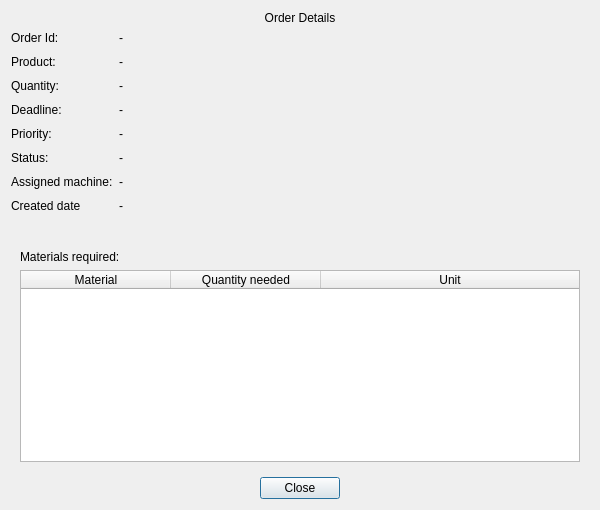
Before: the Qt Designer form ui/OrderDetailsDialog.ui in MagdaOleksandrTeam/ProductionPlanner, drawn with Qt 5.
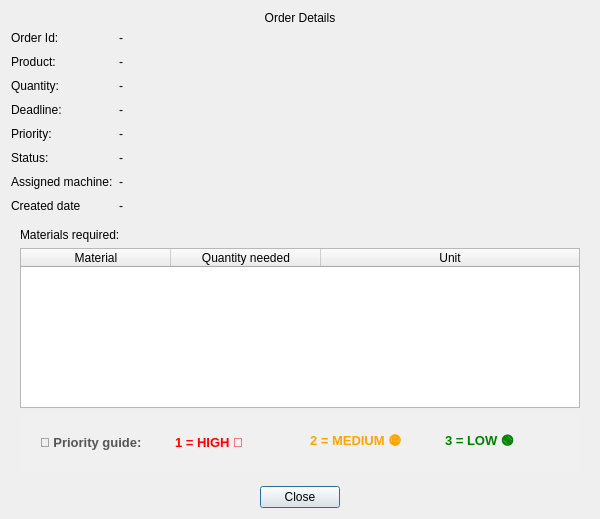
After: the same form once the commit is applied.

Commit message: added priority hint to order dialogs

The edit to the form file:
```diff
--- a/ui/OrderDetailsDialog.ui
+++ b/ui/OrderDetailsDialog.ui
@@ -7,7 +7,7 @@
     <x>0</x>
     <y>0</y>
     <width>600</width>
-    <height>510</height>
+    <height>519</height>
    </rect>
   </property>
   <property name="minimumSize">
@@ -265,6 +265,64 @@
         </column>
        </widget>
       </item>
+      <item>
+       <widget class="QFrame" name="framePriorityHint">
+        <property name="styleSheet">
+         <string notr="true">color: #555;
+font-weight: bold;
+font-size: 10pt;
+padding: 4px;
+font-weight: bold;
+background-color: #f0f0f0;
+border-radius: 4px;</string>
+        </property>
+        <property name="frameShape">
+         <enum>QFrame::Shape::StyledPanel</enum>
+        </property>
+        <property name="frameShadow">
+         <enum>QFrame::Shadow::Raised</enum>
+        </property>
+        <layout class="QHBoxLayout" name="horizontalLayout">
+         <item>
+          <widget class="QLabel" name="lbl_guide">
+           <property name="text">
+            <string>💡 Priority guide:</string>
+           </property>
+          </widget>
+         </item>
+         <item>
+          <widget class="QLabel" name="lbl_1">
+           <property name="styleSheet">
+            <string notr="true">color: red;</string>
+           </property>
+           <property name="text">
+            <string>1 = HIGH 🔴</string>
+           </property>
+          </widget>
+         </item>
+         <item>
+          <widget class="QLabel" name="lbl_2">
+           <property name="styleSheet">
+            <string notr="true">color: orange;</string>
+           </property>
+           <property name="text">
+            <string>2 = MEDIUM 🟡</string>
+           </property>
+          </widget>
+         </item>
+         <item>
+          <widget class="QLabel" name="lbl_3">
+           <property name="styleSheet">
+            <string notr="true">color: green</string>
+           </property>
+           <property name="text">
+            <string>3 = LOW 🟢</string>
+           </property>
+          </widget>
+         </item>
+        </layout>
+       </widget>
+      </item>
      </layout>
     </widget>
    </item>
```
The commit also changes 2 other files.
